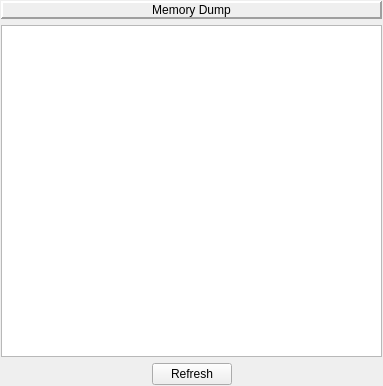
Qt form memorydumppane.ui (WarlockD/pep8-1) before a commit.
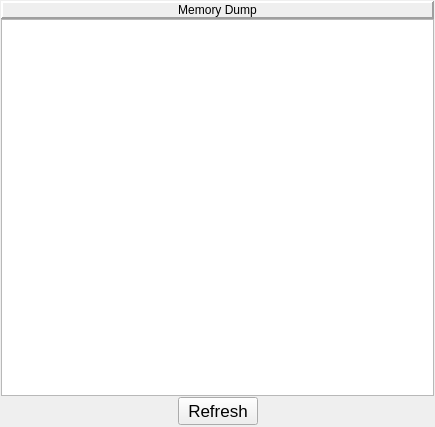
The same form after that commit.

Commit message:
Got rid of the space in the memory pane between the label and textEdit. I wasn't able to do this just by editing the XML, or through designer/creator, ended up using the memorytracepane.ui as a base, and edited from there.
I think I got everything working properly in there. I also think there
may be a 1 pixel top border difference in the mainwindow between the CPU
pane and Memory pane. I'll take a look later, when it isn't the wee
hours of the morning.

The edit to the form file:
```diff
--- a/memorydumppane.ui
+++ b/memorydumppane.ui
@@ -6,10 +6,22 @@
    <rect>
     <x>0</x>
     <y>0</y>
-    <width>383</width>
-    <height>386</height>
+    <width>435</width>
+    <height>427</height>
    </rect>
   </property>
+  <property name="sizePolicy">
+   <sizepolicy hsizetype="Preferred" vsizetype="Preferred">
+    <horstretch>0</horstretch>
+    <verstretch>0</verstretch>
+   </sizepolicy>
+  </property>
+  <property name="minimumSize">
+   <size>
+    <width>0</width>
+    <height>0</height>
+   </size>
+  </property>
   <property name="windowTitle">
    <string>Form</string>
   </property>
@@ -18,7 +30,18 @@
     <number>1</number>
    </property>
    <item>
+    <layout class="QVBoxLayout">
+     <property name="spacing">
+      <number>0</number>
+     </property>
+     <item>
     <widget class="QLabel" name="pepMemoryDumpLabel">
+       <property name="sizePolicy">
+        <sizepolicy hsizetype="Preferred" vsizetype="Preferred">
+         <horstretch>0</horstretch>
+         <verstretch>0</verstretch>
+        </sizepolicy>
+       </property>
      <property name="frameShape">
       <enum>QFrame::Panel</enum>
      </property>
@@ -34,9 +57,6 @@
      <property name="alignment">
       <set>Qt::AlignCenter</set>
      </property>
-     <property name="wordWrap">
-      <bool>false</bool>
-     </property>
     </widget>
    </item>
    <item>
@@ -45,6 +65,47 @@
       <font>
        <family>Courier</family>
        <pointsize>12</pointsize>
+        </font>
+       </property>
+       <property name="html">
+        <string>&lt;!DOCTYPE HTML PUBLIC &quot;-//W3C//DTD HTML 4.0//EN&quot; &quot;http://www.w3.org/TR/REC-html40/strict.dtd&quot;&gt;
+&lt;html&gt;&lt;head&gt;&lt;meta name=&quot;qrichtext&quot; content=&quot;1&quot; /&gt;&lt;style type=&quot;text/css&quot;&gt;
+p, li { white-space: pre-wrap; }
+&lt;/style&gt;&lt;/head&gt;&lt;body style=&quot; font-family:'Courier'; font-size:12pt; font-weight:400; font-style:normal;&quot;&gt;
+&lt;p style=&quot;-qt-paragraph-type:empty; margin-top:0px; margin-bottom:0px; margin-left:0px; margin-right:0px; -qt-block-indent:0; text-indent:0px;&quot;&gt;&lt;/p&gt;&lt;/body&gt;&lt;/html&gt;</string>
+       </property>
+       <property name="textInteractionFlags">
+        <set>Qt::TextSelectableByMouse</set>
+       </property>
+      </widget>
+     </item>
+     <item>
+      <layout class="QHBoxLayout">
+       <property name="spacing">
+        <number>0</number>
+       </property>
+       <property name="margin">
+        <number>1</number>
+       </property>
+       <item>
+        <spacer>
+         <property name="orientation">
+          <enum>Qt::Horizontal</enum>
+         </property>
+         <property name="sizeHint" stdset="0">
+          <size>
+           <width>16</width>
+           <height>21</height>
+          </size>
+         </property>
+        </spacer>
+       </item>
+       <item>
+        <widget class="QPushButton" name="pepMemRefreshPushButton">
+         <property name="font">
+          <font>
+           <family>Lucida Grande</family>
+           <pointsize>13</pointsize>
        <weight>50</weight>
        <italic>false</italic>
        <bold>false</bold>
@@ -52,31 +113,6 @@
        <strikeout>false</strikeout>
       </font>
      </property>
-     <property name="lineWrapMode">
-      <enum>QTextEdit::NoWrap</enum>
-     </property>
-     <property name="readOnly">
-      <bool>true</bool>
-     </property>
-    </widget>
-   </item>
-   <item>
-    <layout class="QHBoxLayout">
-     <item>
-      <spacer>
-       <property name="orientation">
-        <enum>Qt::Horizontal</enum>
-       </property>
-       <property name="sizeHint" stdset="0">
-        <size>
-         <width>40</width>
-         <height>20</height>
-        </size>
-       </property>
-      </spacer>
-     </item>
-     <item>
-      <widget class="QPushButton" name="pepMemRefreshPushButton">
        <property name="text">
         <string>Refresh</string>
        </property>
@@ -94,6 +130,8 @@
         </size>
        </property>
       </spacer>
+       </item>
+      </layout>
      </item>
     </layout>
    </item>
```
Lines whose indentation alone changed are shown as unchanged.
